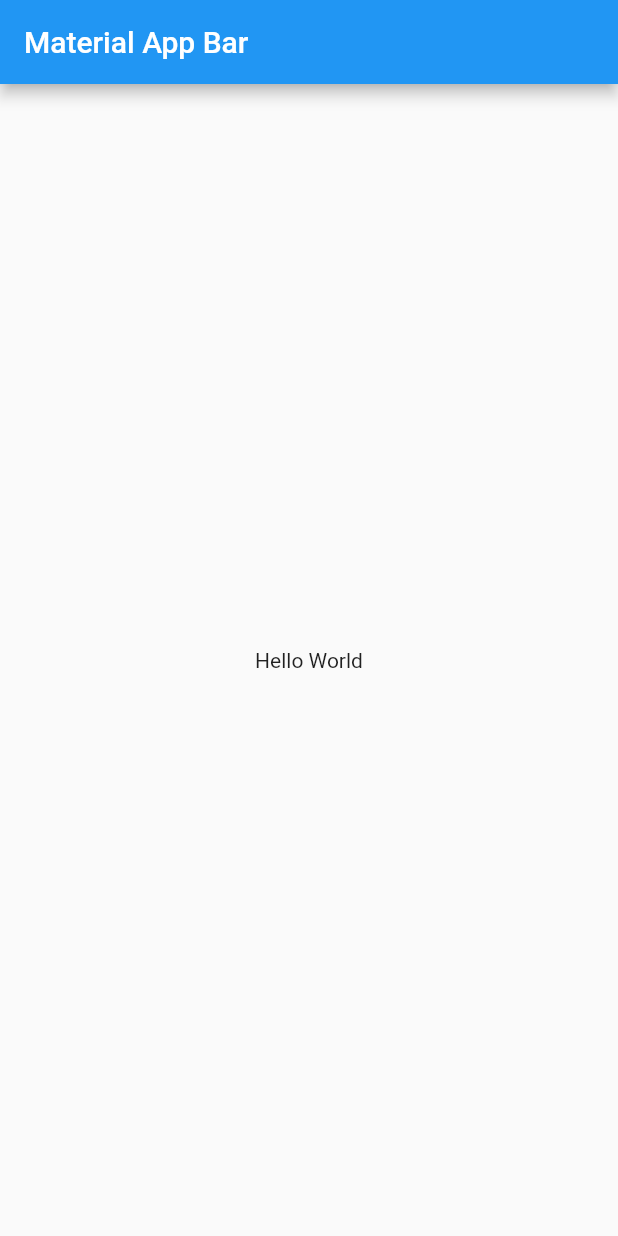
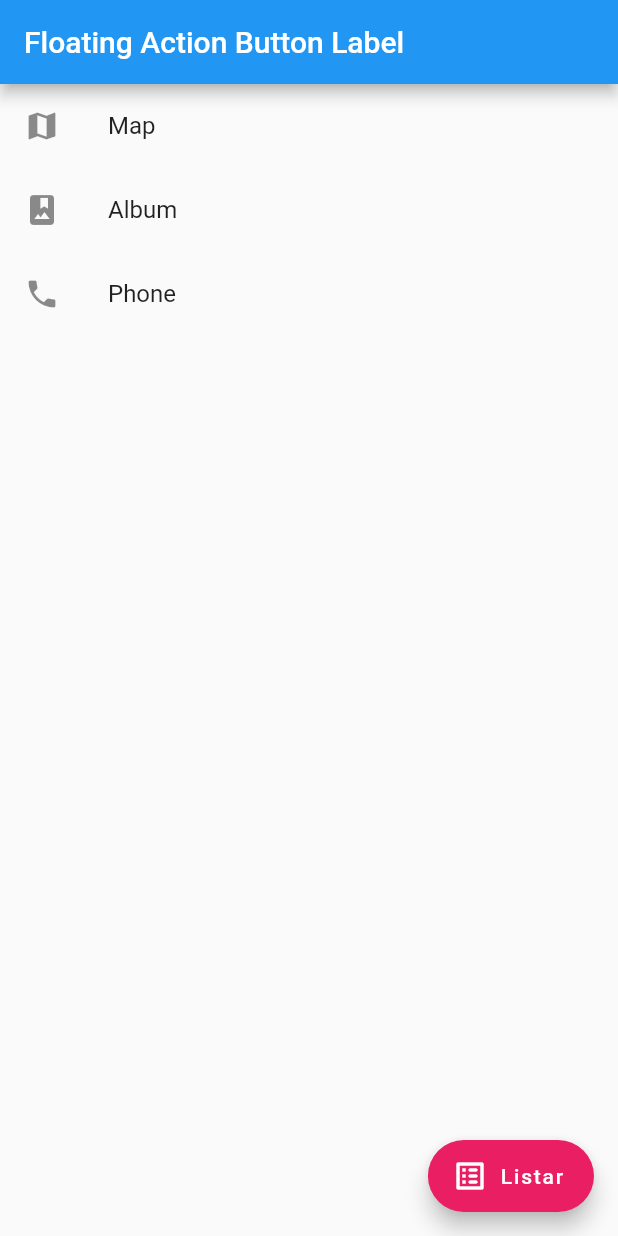
Before and after one commit to paularamirez1885/paula_ramirez_5_2021_2_p1, a Flutter app: the screen it shows after launch, on a phone screen of 412 x 824 dp. Run offline on Flutter 3.47's test engine with Material 2 defaults, Android fonts, the phone set to English and light mode, and no system bars.

Commit message:
list screen desing

```diff
--- a/lib/main.dart
+++ b/lib/main.dart
@@ -1,4 +1,5 @@
 import 'package:flutter/material.dart';
+import 'package:rickandmorty/screens/listScreen.dart';
 
 void main() => runApp(MyApp());
 
@@ -6,17 +7,9 @@ class MyApp extends StatelessWidget {
   @override
   Widget build(BuildContext context) {
     return MaterialApp(
-      title: 'Material App',
-      home: Scaffold(
-        appBar: AppBar(
-          title: Text('Material App Bar'),
-        ),
-        body: Center(
-          child: Container(
-            child: Text('Hello World'),
-          ),
-        ),
-      ),
+      debugShowCheckedModeBanner: false,
+      title: 'Rick And Morty',
+      home: ListScreen(),
     );
   }
 }
--- /dev/null
+++ b/lib/screens/listScreen.dart
@@ -0,0 +1,45 @@
+import 'package:flutter/material.dart';
+
+class ListScreen extends StatelessWidget {
+  const ListScreen({Key? key}) : super(key: key);
+
+  @override
+  Widget build(BuildContext context) {
+    const title = 'Basic List';
+
+    return MaterialApp(
+      title: title,
+      home: Scaffold(
+        appBar: AppBar(
+        title: const Text('Floating Action Button Label'),
+        ),
+        body: ListView(
+          children: const <Widget>[
+            ListTile(
+              leading: Icon(Icons.map),
+              title: Text('Map'),
+            ),
+            ListTile(
+              leading: Icon(Icons.photo_album),
+              title: Text('Album'),
+            ),
+            ListTile(
+              leading: Icon(Icons.phone),
+              title: Text('Phone'),
+            ),
+          ],
+        ),
+        floatingActionButton: FloatingActionButton.extended(
+        onPressed: () => _list(),
+        label: const Text('Listar'),
+        icon: const Icon(Icons.list_alt_rounded),
+        backgroundColor: Colors.pink,
+      ),
+      ),
+    );
+  }
+
+  void _list() {
+
+  }
+}
--- a/pubspec.yaml
+++ b/pubspec.yaml
@@ -28,6 +28,7 @@ dependencies:
   # The following adds the Cupertino Icons font to your application.
   # Use with the CupertinoIcons class for iOS style icons.
   cupertino_icons: ^1.0.2
+  connectivity: ^3.0.6
 
 dev_dependencies:
   flutter_test:
```
Also changed, not shown: pubspec.lock.
